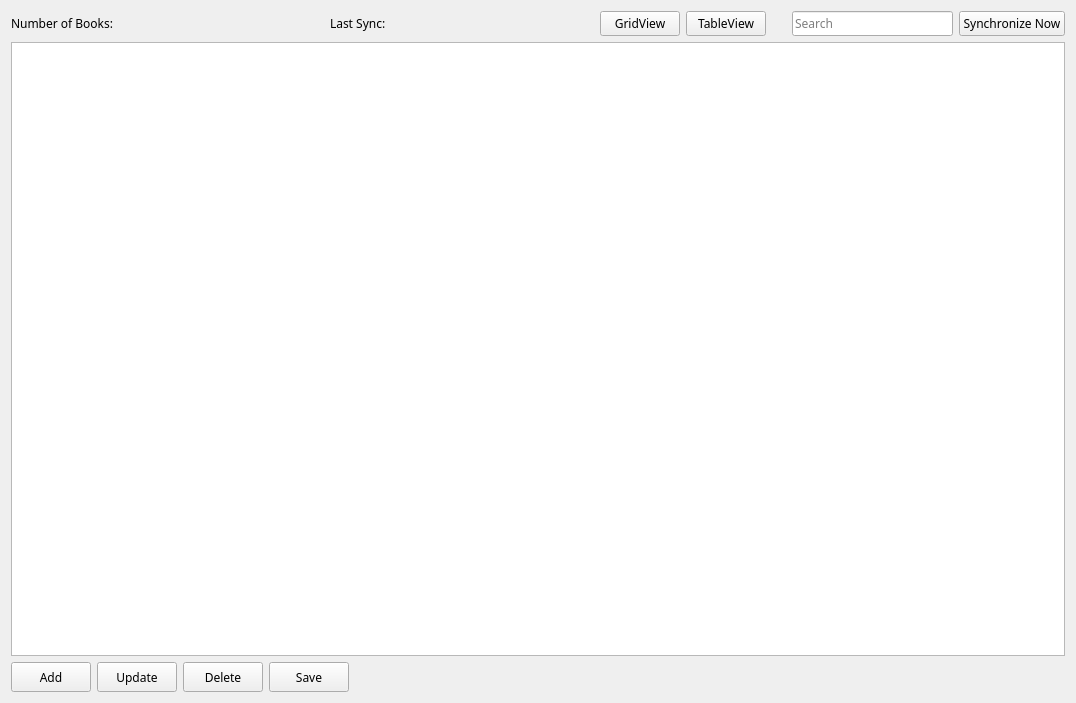
Old version of the form src/forms/booksection.ui in the repository yunag/QLibraryManagementSystem.
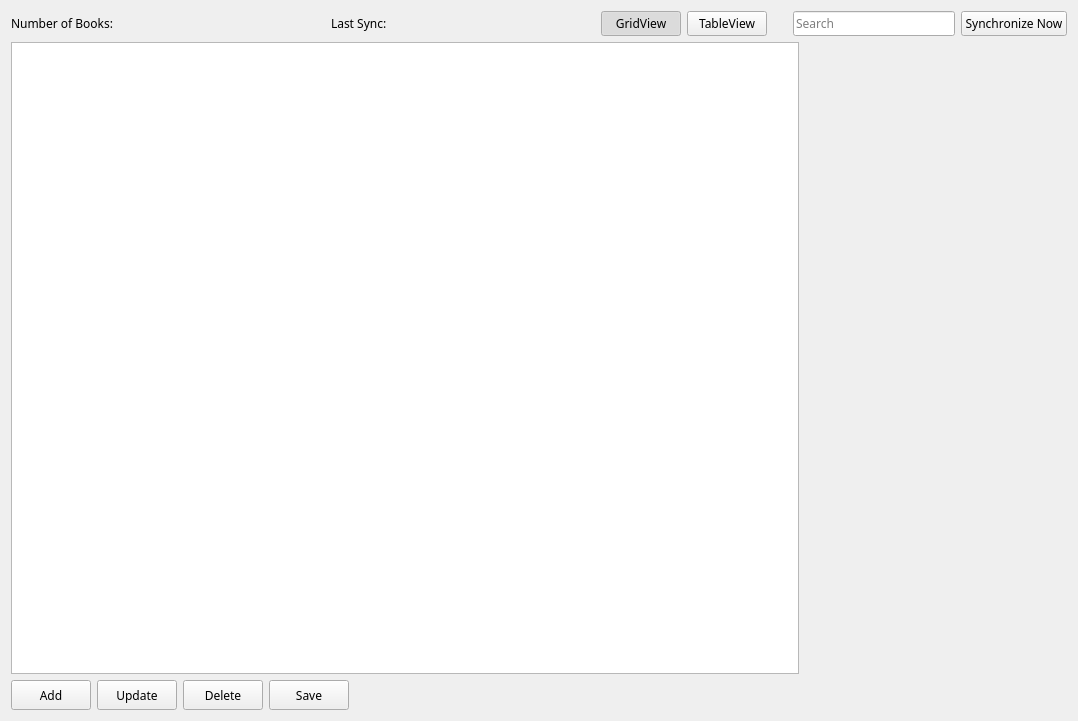
New version of the form. The open tabs and pages were chosen to show the change. Icons and pictures are not drawn. Custom widgets are drawn as their Qt base class.

Commit message: feat(*): implement table book rest table

Patch:
```diff
--- a/src/forms/booksection.ui
+++ b/src/forms/booksection.ui
@@ -6,8 +6,8 @@
    <rect>
     <x>0</x>
     <y>0</y>
-    <width>1076</width>
-    <height>703</height>
+    <width>1078</width>
+    <height>721</height>
    </rect>
   </property>
   <property name="sizePolicy">
@@ -161,6 +161,9 @@
        <property name="checkable">
         <bool>true</bool>
        </property>
+       <property name="checked">
+        <bool>true</bool>
+       </property>
        <property name="autoExclusive">
         <bool>true</bool>
        </property>
@@ -179,6 +182,9 @@
        <property name="checkable">
         <bool>true</bool>
        </property>
+       <property name="checked">
+        <bool>false</bool>
+       </property>
        <property name="autoExclusive">
         <bool>true</bool>
        </property>
@@ -240,6 +246,25 @@
     </layout>
    </item>
    <item>
+    <widget class="QStackedWidget" name="stackedWidget">
+     <property name="lineWidth">
+      <number>1</number>
+     </property>
+     <widget class="QWidget" name="gridViewPage">
+      <layout class="QVBoxLayout" name="verticalLayout_2">
+       <property name="leftMargin">
+        <number>0</number>
+       </property>
+       <property name="topMargin">
+        <number>0</number>
+       </property>
+       <property name="rightMargin">
+        <number>0</number>
+       </property>
+       <property name="bottomMargin">
+        <number>0</number>
+       </property>
+       <item>
     <widget class="QListView" name="bookListView">
      <property name="sizePolicy">
       <sizepolicy hsizetype="Ignored" vsizetype="Expanding">
@@ -294,6 +319,83 @@
      </property>
     </widget>
    </item>
+      </layout>
+     </widget>
+     <widget class="QWidget" name="tableViewPage">
+      <layout class="QHBoxLayout" name="horizontalLayout_4" stretch="12,4">
+       <property name="leftMargin">
+        <number>0</number>
+       </property>
+       <property name="topMargin">
+        <number>0</number>
+       </property>
+       <property name="rightMargin">
+        <number>0</number>
+       </property>
+       <property name="bottomMargin">
+        <number>0</number>
+       </property>
+       <item>
+        <widget class="QTableView" name="bookTableView">
+         <property name="palette">
+          <palette>
+           <active>
+            <colorrole role="AlternateBase">
+             <brush brushstyle="SolidPattern">
+              <color alpha="255">
+               <red>245</red>
+               <green>2</green>
+               <blue>2</blue>
+              </color>
+             </brush>
+            </colorrole>
+           </active>
+           <inactive>
+            <colorrole role="AlternateBase">
+             <brush brushstyle="SolidPattern">
+              <color alpha="255">
+               <red>245</red>
+               <green>2</green>
+               <blue>2</blue>
+              </color>
+             </brush>
+            </colorrole>
+           </inactive>
+           <disabled>
+            <colorrole role="AlternateBase">
+             <brush brushstyle="SolidPattern">
+              <color alpha="255">
+               <red>245</red>
+               <green>2</green>
+               <blue>2</blue>
+              </color>
+             </brush>
+            </colorrole>
+           </disabled>
+          </palette>
+         </property>
+         <property name="alternatingRowColors">
+          <bool>true</bool>
+         </property>
+         <property name="gridStyle">
+          <enum>Qt::SolidLine</enum>
+         </property>
+        </widget>
+       </item>
+       <item>
+        <widget class="AspectRatioLabel" name="bookCover">
+         <property name="text">
+          <string/>
+         </property>
+         <property name="pixmap">
+          <pixmap resource="../../resources/resource.qrc">:/images/DefaultBookCover.jpg</pixmap>
+         </property>
+        </widget>
+       </item>
+      </layout>
+     </widget>
+    </widget>
+   </item>
    <item>
     <layout class="QHBoxLayout" name="horizontalLayout_2">
      <property name="sizeConstraint">
@@ -417,6 +519,11 @@
    <header>paginationwidget.h</header>
    <container>1</container>
   </customwidget>
+  <customwidget>
+   <class>AspectRatioLabel</class>
+   <extends>QLabel</extends>
+   <header>aspectratiolabel.h</header>
+  </customwidget>
  </customwidgets>
  <resources>
   <include location="../../resources/resource.qrc"/>
```
Left out of the diff: 2 changed lines with no effect on the pictures. Lines whose indentation alone changed are shown as unchanged. The commit also changes 9 other files.
